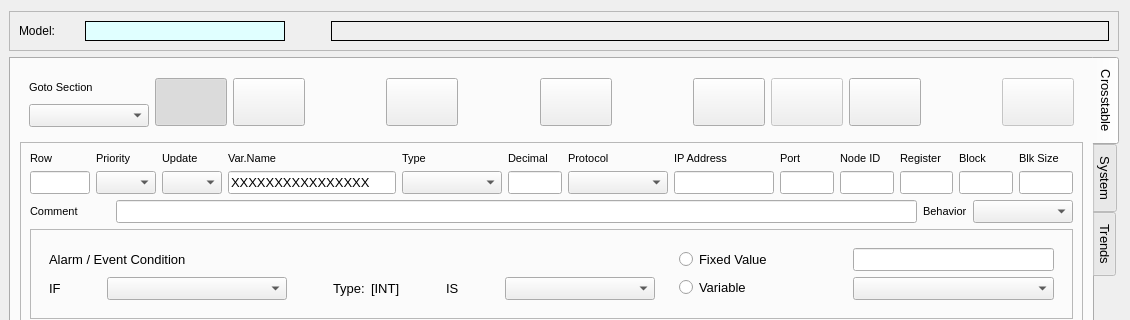
Qt form cte/ctedit.ui (MECTsrl/mect_plugins) before a commit; both pictures show x 0 to 1130 and y 0 to 320 of the 1130 by 822 pixel window.
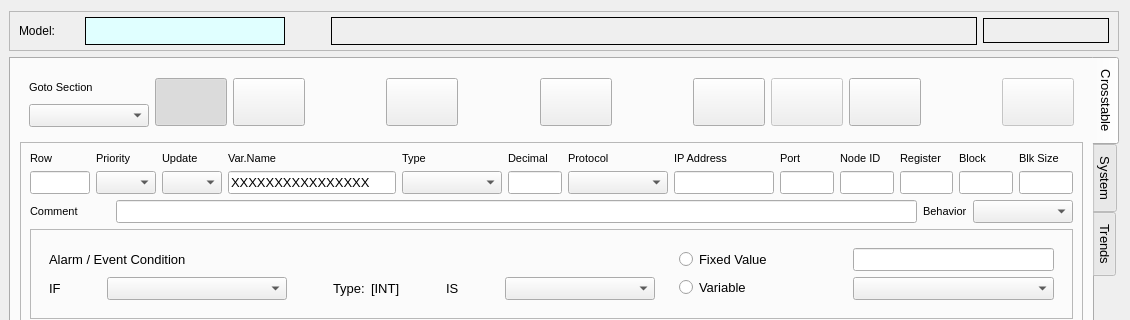
The same form after that commit. Icons and pictures are not drawn.

Commit message: Prepare for ver3.0.0rc5. - Fixed minor issues - Save button for CTE plugin always enabled but with red border if updates are pending, green otherwise. - Added configuration record depending from current TP Model with enabled ports. - If no model defined in template.pri Save and Compile buttons are disabled.

Patch:
```diff
--- a/cte/ctedit.ui
+++ b/cte/ctedit.ui
@@ -58,6 +58,12 @@
       <number>1</number>
      </property>
      <layout class="QHBoxLayout" name="horizontalLayout_4">
+      <property name="topMargin">
+       <number>5</number>
+      </property>
+      <property name="bottomMargin">
+       <number>5</number>
+      </property>
       <item>
        <widget class="QLabel" name="lblModelP">
         <property name="maximumSize">
@@ -94,6 +100,7 @@
         </property>
         <property name="font">
          <font>
+          <pointsize>10</pointsize>
           <weight>50</weight>
           <bold>false</bold>
          </font>
@@ -150,6 +157,7 @@
         </property>
         <property name="font">
          <font>
+          <pointsize>10</pointsize>
           <weight>50</weight>
           <bold>false</bold>
          </font>
@@ -168,6 +176,44 @@
         </property>
        </widget>
       </item>
+      <item>
+       <widget class="QLabel" name="lblLogo">
+        <property name="minimumSize">
+         <size>
+          <width>126</width>
+          <height>25</height>
+         </size>
+        </property>
+        <property name="maximumSize">
+         <size>
+          <width>126</width>
+          <height>25</height>
+         </size>
+        </property>
+        <property name="font">
+         <font>
+          <pointsize>10</pointsize>
+          <weight>50</weight>
+          <bold>false</bold>
+         </font>
+        </property>
+        <property name="styleSheet">
+         <string notr="true">border-image: url(&quot;:/icons/img/Mect_small.png&quot;)</string>
+        </property>
+        <property name="frameShape">
+         <enum>QFrame::Box</enum>
+        </property>
+        <property name="frameShadow">
+         <enum>QFrame::Plain</enum>
+        </property>
+        <property name="lineWidth">
+         <number>1</number>
+        </property>
+        <property name="text">
+         <string/>
+        </property>
+       </widget>
+      </item>
      </layout>
     </widget>
    </item>
```
The commit also changes 14 other files.
